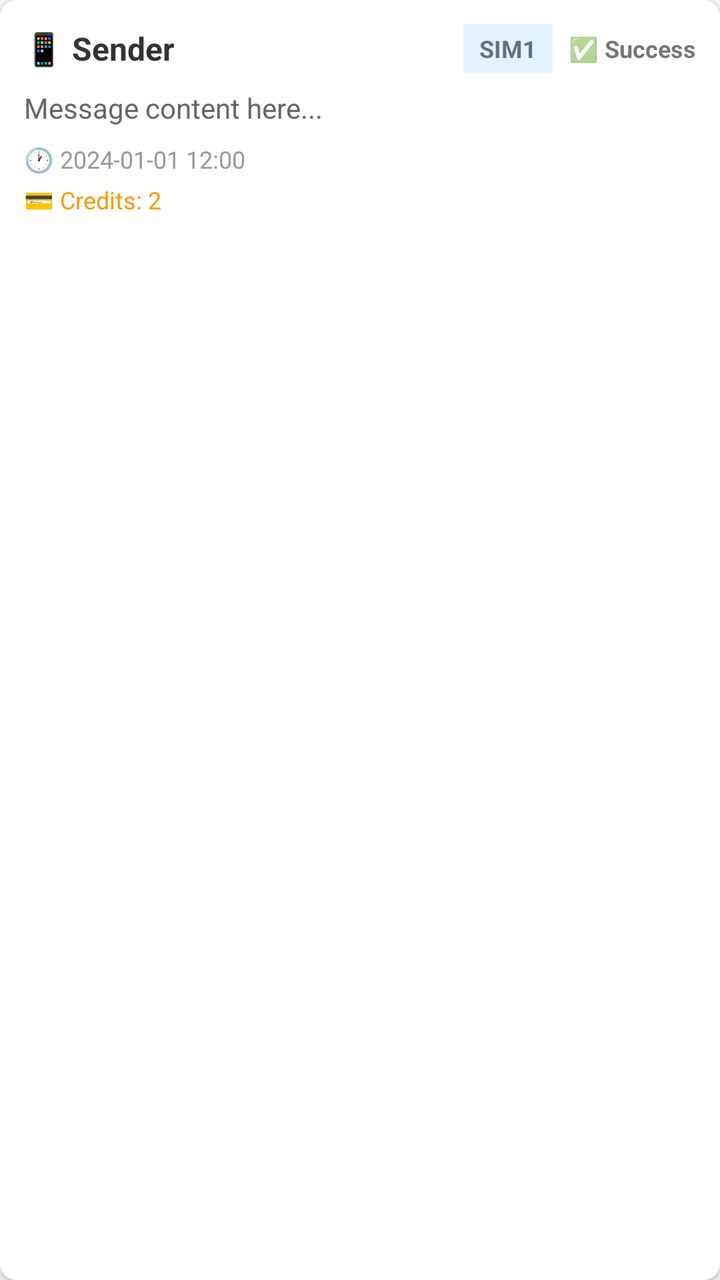
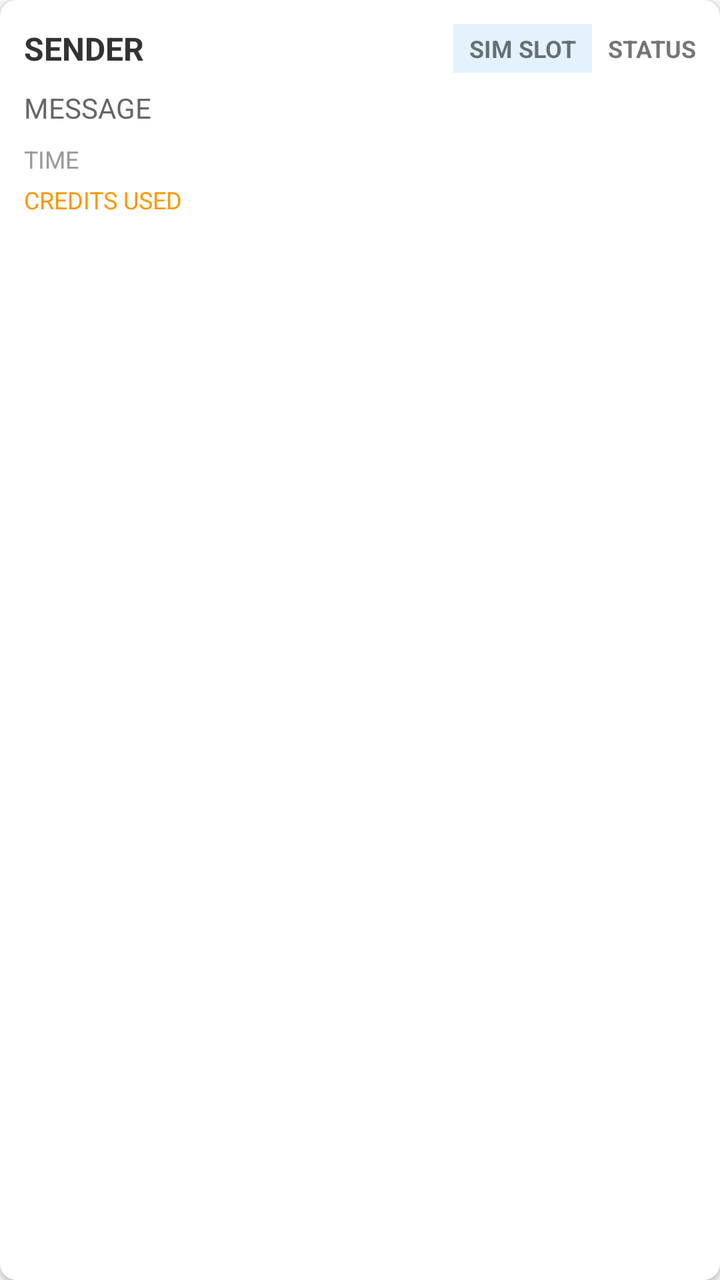

Compare the two renders of this Android layout. The source of the first and the diff that turns it into the second are given below.
<!-- AndroidManifest.xml: application theme Theme.GetSMS -->
<!-- res/layout/item_sms_log.xml -->
<?xml version="1.0" encoding="utf-8"?>
<androidx.cardview.widget.CardView
    xmlns:android="http://schemas.android.com/apk/res/android"
    xmlns:app="http://schemas.android.com/apk/res-auto"
    android:layout_width="match_parent"
    android:layout_height="wrap_content"
    android:layout_margin="8dp"
    app:cardCornerRadius="8dp"
    app:cardElevation="2dp">

    <LinearLayout
        android:layout_width="match_parent"
        android:layout_height="wrap_content"
        android:orientation="vertical"
        android:padding="12dp">

        
        <LinearLayout
            android:layout_width="match_parent"
            android:layout_height="wrap_content"
            android:orientation="horizontal"
            android:gravity="center_vertical">

            <TextView
                android:id="@+id/tvSender"
                android:layout_width="0dp"
                android:layout_height="wrap_content"
                android:layout_weight="1"
                android:text="📱 Sender"
                android:textSize="16sp"
                android:textStyle="bold"
                android:textColor="#333333" />

            <TextView
                android:id="@+id/tvSimSlot"
                android:layout_width="wrap_content"
                android:layout_height="wrap_content"
                android:text="SIM1"
                android:textSize="12sp"
                android:textStyle="bold"
                android:background="#E3F2FD"
                android:paddingStart="8dp"
                android:paddingEnd="8dp"
                android:paddingTop="4dp"
                android:paddingBottom="4dp"
                android:layout_marginStart="8dp" />

            <TextView
                android:id="@+id/tvStatus"
                android:layout_width="wrap_content"
                android:layout_height="wrap_content"
                android:text="✅ Success"
                android:textSize="12sp"
                android:textStyle="bold"
                android:layout_marginStart="8dp" />

        </LinearLayout>

        
        <TextView
            android:id="@+id/tvMessage"
            android:layout_width="match_parent"
            android:layout_height="wrap_content"
            android:layout_marginTop="8dp"
            android:text="Message content here..."
            android:textSize="14sp"
            android:textColor="#666666"
            android:maxLines="3"
            android:ellipsize="end" />

        
        <TextView
            android:id="@+id/tvDate"
            android:layout_width="match_parent"
            android:layout_height="wrap_content"
            android:layout_marginTop="8dp"
            android:text="🕐 2024-01-01 12:00"
            android:textSize="12sp"
            android:textColor="#999999" />

        
        <TextView
            android:id="@+id/tvRule"
            android:layout_width="match_parent"
            android:layout_height="wrap_content"
            android:layout_marginTop="4dp"
            android:text="📋 Rule: Bank Alerts"
            android:textSize="12sp"
            android:textColor="#2196F3"
            android:visibility="gone" />

        
        <TextView
            android:id="@+id/tvActions"
            android:layout_width="match_parent"
            android:layout_height="wrap_content"
            android:layout_marginTop="4dp"
            android:text="🚀 Actions: Webhook, Telegram"
            android:textSize="12sp"
            android:textColor="#4CAF50"
            android:visibility="gone" />

        
        <TextView
            android:id="@+id/tvTransform"
            android:layout_width="match_parent"
            android:layout_height="wrap_content"
            android:layout_marginTop="4dp"
            android:text="🔄 Transformed (EXTRACT_PATTERN)"
            android:textSize="12sp"
            android:textColor="#FF9800"
            android:visibility="gone" />

        
        <TextView
            android:id="@+id/tvCredits"
            android:layout_width="match_parent"
            android:layout_height="wrap_content"
            android:layout_marginTop="4dp"
            android:text="💳 Credits: 2"
            android:textSize="12sp"
            android:textColor="#FF9800" />

    </LinearLayout>

</androidx.cardview.widget.CardView>
<!-- resources referenced by this layout -->
<resources>
  <style name="Theme.GetSMS" parent="Theme.MaterialComponents.Light.NoActionBar.Bridge">
          
          <item name="colorPrimary">@color/purple_500</item>
          <item name="colorPrimaryVariant">@color/purple_700</item>
          <item name="colorOnPrimary">@color/white</item>
          
          <item name="colorSecondary">@color/teal_200</item>
          <item name="colorSecondaryVariant">@color/teal_700</item>
          <item name="colorOnSecondary">@color/black</item>
          
          <item name="android:statusBarColor" tools:targetApi="l">?attr/colorPrimaryVariant</item>
          
      </style>
  <color name="purple_500">#FF6200EE</color>
  <color name="purple_700">#FF3700B3</color>
  <color name="white">#FFFFFFFF</color>
  <color name="teal_200">#FF03DAC5</color>
  <color name="teal_700">#FF018786</color>
  <color name="black">#FF000000</color>
</resources>

<!-- the commit's change to res/layout/item_sms_log.xml (unified diff, before → after) -->
@@ -26,7 +26,7 @@
                 android:layout_width="0dp"
                 android:layout_height="wrap_content"
                 android:layout_weight="1"
-                android:text="📱 Sender"
+                android:text="@string/sender"
                 android:textSize="16sp"
                 android:textStyle="bold"
                 android:textColor="#333333" />
@@ -35,7 +35,7 @@
                 android:id="@+id/tvSimSlot"
                 android:layout_width="wrap_content"
                 android:layout_height="wrap_content"
-                android:text="SIM1"
+                android:text="@string/sim_slot"
                 android:textSize="12sp"
                 android:textStyle="bold"
                 android:background="#E3F2FD"
@@ -49,7 +49,7 @@
                 android:id="@+id/tvStatus"
                 android:layout_width="wrap_content"
                 android:layout_height="wrap_content"
-                android:text="✅ Success"
+                android:text="@string/status"
                 android:textSize="12sp"
                 android:textStyle="bold"
                 android:layout_marginStart="8dp" />
@@ -62,7 +62,7 @@
             android:layout_width="match_parent"
             android:layout_height="wrap_content"
             android:layout_marginTop="8dp"
-            android:text="Message content here..."
+            android:text="@string/message"
             android:textSize="14sp"
             android:textColor="#666666"
             android:maxLines="3"
@@ -74,7 +74,7 @@
             android:layout_width="match_parent"
             android:layout_height="wrap_content"
             android:layout_marginTop="8dp"
-            android:text="🕐 2024-01-01 12:00"
+            android:text="@string/time"
             android:textSize="12sp"
             android:textColor="#999999" />
 
@@ -117,7 +117,7 @@
             android:layout_width="match_parent"
             android:layout_height="wrap_content"
             android:layout_marginTop="4dp"
-            android:text="💳 Credits: 2"
+            android:text="@string/credits_used"
             android:textSize="12sp"
             android:textColor="#FF9800" />
 
<!-- resource entries referenced after the edit -->
@@ -1,5 +1,11 @@
 <!-- resources referenced by this layout -->
 <resources>
+  <string name="credits_used">CREDITS USED</string>
+  <string name="message">MESSAGE</string>
+  <string name="sender">SENDER</string>
+  <string name="sim_slot">SIM SLOT</string>
+  <string name="status">STATUS</string>
+  <string name="time">TIME</string>
   <style name="Theme.GetSMS" parent="Theme.MaterialComponents.Light.NoActionBar.Bridge">
           
           <item name="colorPrimary">@color/purple_500</item>
